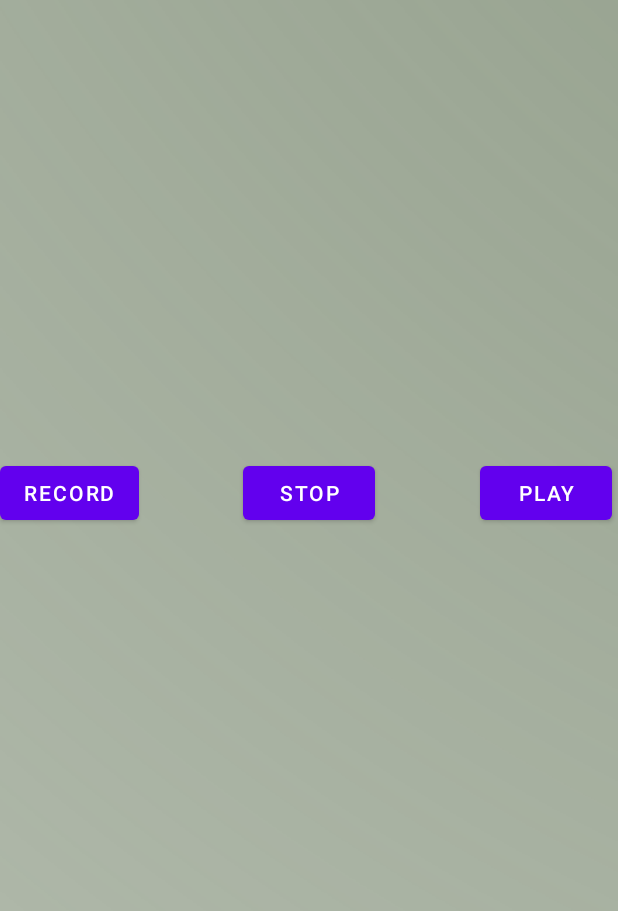
After one commit to martinUhrina/Fake_call, an Android app: the layout activity_start_recording.xml on its own in the app's theme, with its tools: preview values and no code run, on a phone screen of 412 x 824 dp. The commit adds this screen. Shown: the top 911 px of the screen. Run offline under Robolectric (Android 15) with nearby library versions, the light colour scheme and no system bars; Roboto replaces fonts that are not available here.

Commit message:
pridal som pridavanie hudby, add voidce, funguje, subor sa spusta pri zdvihnuti hovoru

```diff
--- a/app/src/main/java/com/example/fake_call/FakeCallRinging.kt
+++ b/app/src/main/java/com/example/fake_call/FakeCallRinging.kt
@@ -29,7 +29,8 @@ class FakeCallRinging : AppCompatActivity() {
         GetNetworkOperatorName()
         AssignFakeNumberAndDisplay()
         StartRingTone()
-        answerCall!!.setOnClickListener { ringTone!!.stop()
+        answerCall!!.setOnClickListener {
+            ringTone!!.stop()
             val Main = Intent(this, PickedUpCall()::class.java).apply { putExtra("number", contactNumber)
             putExtra("name", contactName)}
             startActivity(Main)
--- a/app/src/main/java/com/example/fake_call/ShowHistory.kt
+++ b/app/src/main/java/com/example/fake_call/ShowHistory.kt
@@ -1,6 +1,5 @@
 package com.example.fake_call
 
-import android.content.Context
 import android.content.DialogInterface
 import android.content.Intent
 import androidx.appcompat.app.AppCompatActivity
@@ -10,11 +9,7 @@ import android.view.Menu
 import android.view.MenuItem
 import android.widget.Toast
 import androidx.appcompat.app.AlertDialog
-import androidx.appcompat.widget.AlertDialogLayout
-import androidx.core.view.isEmpty
 import androidx.recyclerview.widget.LinearLayoutManager
-import androidx.recyclerview.widget.RecyclerView
-import androidx.swiperefreshlayout.widget.SwipeRefreshLayout
 import com.example.fake_call.database.CallDatabase
 import kotlinx.android.synthetic.main.activity_show_history.*
 import kotlinx.android.synthetic.main.activity_show_history.view.*
--- a/app/src/main/java/com/example/fake_call/dao/DAO.kt
+++ b/app/src/main/java/com/example/fake_call/dao/DAO.kt
@@ -1,5 +1,6 @@
 package com.example.fake_call.dao
 
+import android.media.MediaRecorder
 import androidx.room.*
 import com.example.fake_call.CallData
 
@@ -9,6 +10,8 @@ interface DAO {
 
     @Insert(onConflict = OnConflictStrategy.REPLACE)
      fun insertData(call_data:CallData)
+
+
 
     @Query("SELECT * FROM CallData")
     fun selectAllData():List<CallData>
--- /dev/null
+++ b/app/src/main/res/layout/activity_start_recording.xml
@@ -0,0 +1,75 @@
+<?xml version="1.0" encoding="utf-8"?>
+<androidx.constraintlayout.widget.ConstraintLayout xmlns:android="http://schemas.android.com/apk/res/android"
+    xmlns:app="http://schemas.android.com/apk/res-auto"
+    xmlns:tools="http://schemas.android.com/tools"
+    android:layout_width="match_parent"
+    android:layout_height="match_parent"
+    tools:context=".StartRecording">
+
+    <ImageView
+        android:id="@+id/imageView"
+        android:layout_width="match_parent"
+        android:layout_height="match_parent"
+        android:scaleType="center"
+        android:src="@drawable/ic_pozadiefakecall2_1"
+        android:contentDescription="BackGround"/>
+
+    <Button
+        android:id="@+id/recoding"
+        android:layout_width="wrap_content"
+        android:layout_height="wrap_content"
+        android:text="Record"
+        app:layout_constraintBottom_toBottomOf="parent"
+        app:layout_constraintStart_toStartOf="parent"
+        app:layout_constraintTop_toTopOf="parent"
+        app:layout_constraintVertical_bias="0.393" />
+
+    <Button
+        android:id="@+id/stop"
+        android:layout_width="wrap_content"
+        android:layout_height="wrap_content"
+        android:text="Stop"
+        app:layout_constraintBottom_toBottomOf="parent"
+        app:layout_constraintEnd_toStartOf="@+id/play"
+        app:layout_constraintHorizontal_bias="0.496"
+        app:layout_constraintStart_toEndOf="@+id/recoding"
+        app:layout_constraintTop_toTopOf="parent"
+        app:layout_constraintVertical_bias="0.393" />
+
+    <Button
+        android:id="@+id/play"
+        android:layout_width="wrap_content"
+        android:layout_height="wrap_content"
+        android:layout_marginEnd="4dp"
+        android:text="play"
+        app:layout_constraintBottom_toBottomOf="parent"
+        app:layout_constraintEnd_toEndOf="parent"
+        app:layout_constraintTop_toTopOf="parent"
+        app:layout_constraintVertical_bias="0.393" />
+
+    <androidx.swiperefreshlayout.widget.SwipeRefreshLayout
+        android:id="@+id/SwipeRefreshLayout"
+        android:layout_width="match_parent"
+        android:layout_height="wrap_content"
+        android:layout_marginTop="30dp"
+        app:layout_constraintStart_toStartOf="parent"
+        app:layout_constraintTop_toBottomOf="@+id/stop">
+
+
+        <ListView
+            android:id="@+id/ListView"
+            android:layout_width="match_parent"
+            android:layout_height="wrap_content"
+            android:layout_marginTop="30dp"
+            android:layout_marginBottom="20dp"
+            android:scrollingCache="true"
+            android:smoothScrollbar="true"
+            app:layout_constraintStart_toStartOf="parent"
+            app:layout_constraintTop_toBottomOf="@+id/stop" />
+
+
+
+    </androidx.swiperefreshlayout.widget.SwipeRefreshLayout>
+
+
+</androidx.constraintlayout.widget.ConstraintLayout>
```
Also changed, not shown: app/src/main/AndroidManifest.xml (+9 -2 lines), app/src/main/java/com/example/fake_call/CallData.kt (+4 -3 lines), app/src/main/java/com/example/fake_call/PickedUpCall.kt (+82 -1 lines), app/src/main/java/com/example/fake_call/StartRecording.kt (added, +299 -0 lines), app/src/main/java/com/example/fake_call/WelcomeFragment.kt (+30 -2 lines), app/src/main/java/com/example/fake_call/singleton.kt (added, +30 -0 lines), app/src/main/res/layout/edit_text_layout.xml (added, +23 -0 lines), app/src/main/res/layout/fragment_welcome.xml (+15 -0 lines).
